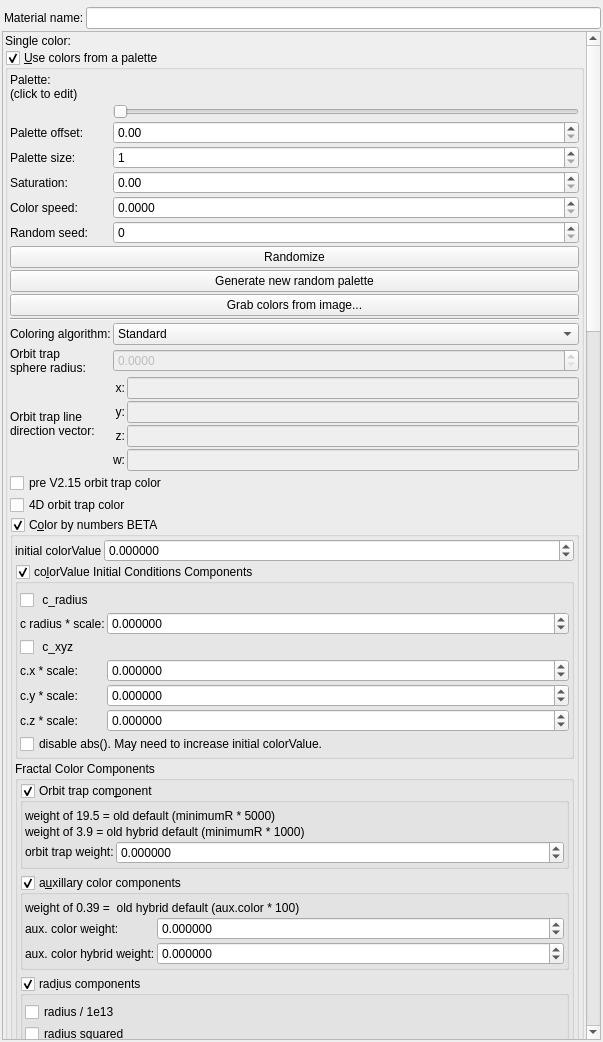
The window that mandelbulber2/qt/material_editor.ui (buddhi1980/mandelbulber2) describes before a commit, drawn with Qt 5.
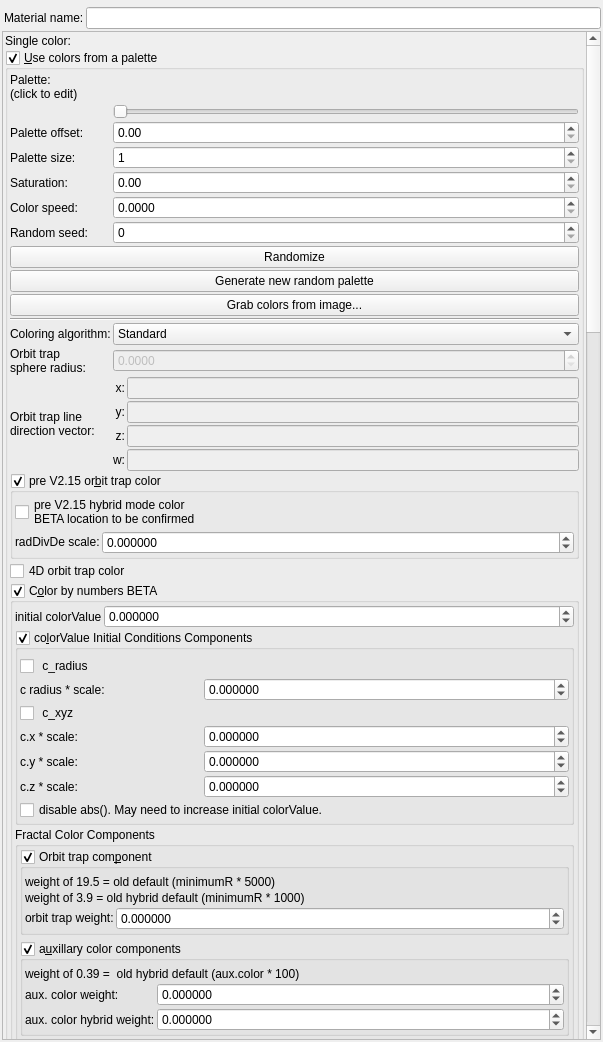
The same window after the commit. Icons and pictures are not drawn. Custom widgets are drawn as their Qt base class.

Commit message: backward compatibility spinbox added to prev215 hybrid color mode

Diff of the .ui file:
```diff
--- a/mandelbulber2/qt/material_editor.ui
+++ b/mandelbulber2/qt/material_editor.ui
@@ -81,9 +81,9 @@
       <property name="geometry">
        <rect>
         <x>0</x>
-        <y>-1552</y>
+        <y>-183</y>
         <width>583</width>
-        <height>3970</height>
+        <height>3954</height>
        </rect>
       </property>
       <layout class="QVBoxLayout" name="verticalLayout_2">
@@ -651,10 +651,89 @@
            </layout>
           </item>
           <item>
-           <widget class="MyCheckBox" name="checkBox_fractal_coloring_color_preV215_false">
+           <widget class="MyGroupBox" name="groupCheck_fractal_coloring_color_preV215_false">
+            <property name="toolTip">
+             <string>&lt;html&gt;&lt;head/&gt;&lt;body&gt;&lt;p&gt;Function produces an addition to the ColorValues based on its current value.&lt;/p&gt;&lt;/body&gt;&lt;/html&gt;</string>
+            </property>
+            <property name="title">
+             <string>pre V2.15 or&amp;bit trap color</string>
+            </property>
+            <property name="checkable">
+             <bool>true</bool>
+            </property>
+            <layout class="QVBoxLayout" name="verticalLayout_49" stretch="0,0">
+             <property name="spacing">
+              <number>2</number>
+             </property>
+             <property name="leftMargin">
+              <number>2</number>
+             </property>
+             <property name="topMargin">
+              <number>2</number>
+             </property>
+             <property name="rightMargin">
+              <number>2</number>
+             </property>
+             <property name="bottomMargin">
+              <number>2</number>
+             </property>
+             <item>
+              <widget class="MyCheckBox" name="checkBox_fractal_coloring_hybrid_color_preV215_false">
             <property name="text">
-             <string notr="true">pre V2.15 orbit trap color</string>
-            </property>
+                <string notr="true">pre V2.15 hybrid mode color 
+BETA location to be confirmed</string>
+               </property>
+              </widget>
+             </item>
+             <item>
+              <layout class="QGridLayout" name="gridLayout_32" columnstretch="0,1">
+               <property name="topMargin">
+                <number>0</number>
+               </property>
+               <item row="0" column="0">
+                <widget class="QLabel" name="label_88">
+                 <property name="font">
+                  <font>
+                   <weight>75</weight>
+                   <bold>true</bold>
+                  </font>
+                 </property>
+                 <property name="text">
+                  <string>&lt;html&gt;&lt;head/&gt;&lt;body&gt;&lt;p&gt;&lt;span style=&quot; font-weight:400;&quot;&gt;radDivDe scale:&lt;/span&gt;&lt;/p&gt;&lt;/body&gt;&lt;/html&gt;</string>
+                 </property>
+                </widget>
+               </item>
+               <item row="0" column="1">
+                <widget class="MyDoubleSpinBox" name="spinbox_fractal_coloring_rad_div_de_scale1">
+                 <property name="sizePolicy">
+                  <sizepolicy hsizetype="Minimum" vsizetype="Maximum">
+                   <horstretch>0</horstretch>
+                   <verstretch>0</verstretch>
+                  </sizepolicy>
+                 </property>
+                 <property name="prefix">
+                  <string/>
+                 </property>
+                 <property name="suffix">
+                  <string/>
+                 </property>
+                 <property name="decimals">
+                  <number>6</number>
+                 </property>
+                 <property name="minimum">
+                  <double>-9999.999900000000707</double>
+                 </property>
+                 <property name="maximum">
+                  <double>9999.999900000000707</double>
+                 </property>
+                 <property name="singleStep">
+                  <double>1.000000000000000</double>
+                 </property>
+                </widget>
+               </item>
+              </layout>
+             </item>
+            </layout>
            </widget>
           </item>
           <item>
@@ -758,38 +837,10 @@
                  <number>2</number>
                 </property>
                 <item>
-                 <layout class="QGridLayout" name="gridLayout_17" columnstretch="0,0,0,1">
+                 <layout class="QGridLayout" name="gridLayout_17" columnstretch="0,0,0,0">
                   <property name="spacing">
                    <number>2</number>
                   </property>
-                  <item row="1" column="2" colspan="2">
-                   <widget class="MyDoubleSpinBox" name="spinbox_fractal_coloring_ic_rad_weight">
-                    <property name="sizePolicy">
-                     <sizepolicy hsizetype="Minimum" vsizetype="Maximum">
-                      <horstretch>0</horstretch>
-                      <verstretch>0</verstretch>
-                     </sizepolicy>
-                    </property>
-                    <property name="prefix">
-                     <string/>
-                    </property>
-                    <property name="suffix">
-                     <string/>
-                    </property>
-                    <property name="decimals">
-                     <number>6</number>
-                    </property>
-                    <property name="minimum">
-                     <double>-9999.999900000000707</double>
-                    </property>
-                    <property name="maximum">
-                     <double>9999.999900000000707</double>
-                    </property>
-                    <property name="singleStep">
-                     <double>0.100000000000000</double>
-                    </property>
-                   </widget>
-                  </item>
                   <item row="0" column="1" colspan="3">
                    <widget class="MyCheckBox" name="checkBox_fractal_coloring_ic_rad_enabled_false">
                     <property name="text">
@@ -797,6 +848,13 @@
                     </property>
                    </widget>
                   </item>
+                  <item row="1" column="1">
+                   <widget class="QLabel" name="label_45">
+                    <property name="text">
+                     <string>c radius * scale:</string>
+                    </property>
+                   </widget>
+                  </item>
                   <item row="5" column="1">
                    <widget class="QLabel" name="label_46">
                     <property name="text">
@@ -811,8 +869,43 @@
                     </property>
                    </widget>
                   </item>
-                  <item row="4" column="2" colspan="2">
-                   <widget class="MyDoubleSpinBox" name="spinbox3_fractal_coloring_xyzC_111_y">
+                  <item row="4" column="1">
+                   <widget class="QLabel" name="label_44">
+                    <property name="text">
+                     <string>c.y * scale:</string>
+                    </property>
+                   </widget>
+                  </item>
+                  <item row="1" column="2" colspan="2">
+                   <widget class="MyDoubleSpinBox" name="spinbox_fractal_coloring_ic_rad_weight">
+                    <property name="sizePolicy">
+                     <sizepolicy hsizetype="Minimum" vsizetype="Maximum">
+                      <horstretch>0</horstretch>
+                      <verstretch>0</verstretch>
+                     </sizepolicy>
+                    </property>
+                    <property name="prefix">
+                     <string/>
+                    </property>
+                    <property name="suffix">
+                     <string/>
+                    </property>
+                    <property name="decimals">
+                     <number>6</number>
+                    </property>
+                    <property name="minimum">
+                     <double>-9999.999900000000707</double>
+                    </property>
+                    <property name="maximum">
+                     <double>9999.999900000000707</double>
+                    </property>
+                    <property name="singleStep">
+                     <double>0.100000000000000</double>
+                    </property>
+                   </widget>
+                  </item>
+                  <item row="5" column="2" colspan="2">
+                   <widget class="MyDoubleSpinBox" name="spinbox3_fractal_coloring_xyzC_111_z">
                     <property name="sizePolicy">
                      <sizepolicy hsizetype="Minimum" vsizetype="Maximum">
                       <horstretch>0</horstretch>
@@ -846,8 +939,8 @@
                     </property>
                    </widget>
                   </item>
-                  <item row="5" column="2" colspan="2">
-                   <widget class="MyDoubleSpinBox" name="spinbox3_fractal_coloring_xyzC_111_z">
+                  <item row="4" column="2" colspan="2">
+                   <widget class="MyDoubleSpinBox" name="spinbox3_fractal_coloring_xyzC_111_y">
                     <property name="sizePolicy">
                      <sizepolicy hsizetype="Minimum" vsizetype="Maximum">
                       <horstretch>0</horstretch>
@@ -874,20 +967,6 @@
                     </property>
                    </widget>
                   </item>
-                  <item row="1" column="1">
-                   <widget class="QLabel" name="label_45">
-                    <property name="text">
-                     <string>c radius * scale:</string>
-                    </property>
-                   </widget>
-                  </item>
-                  <item row="4" column="1">
-                   <widget class="QLabel" name="label_44">
-                    <property name="text">
-                     <string>c.y * scale:</string>
-                    </property>
-                   </widget>
-                  </item>
                   <item row="3" column="2" colspan="2">
                    <widget class="MyDoubleSpinBox" name="spinbox3_fractal_coloring_xyzC_111_x">
                     <property name="sizePolicy">
@@ -2347,94 +2426,6 @@
                   </item>
                  </layout>
                 </item>
-                <item>
-                 <widget class="MyGroupBox" name="groupCheck_fractal_coloring_hybrid_color_preV215_false">
-                  <property name="toolTip">
-                   <string>&lt;html&gt;&lt;head/&gt;&lt;body&gt;&lt;p&gt;Function produces an addition to the ColorValues based on its current value.&lt;/p&gt;&lt;/body&gt;&lt;/html&gt;</string>
-                  </property>
-                  <property name="title">
-                   <string>pre V2.15 H&amp;ybrid Mode Color</string>
-                  </property>
-                  <property name="checkable">
-                   <bool>true</bool>
-                  </property>
-                  <layout class="QVBoxLayout" name="verticalLayout_44" stretch="0">
-                   <property name="spacing">
-                    <number>2</number>
-                   </property>
-                   <property name="leftMargin">
-                    <number>2</number>
-                   </property>
-                   <property name="topMargin">
-                    <number>2</number>
-                   </property>
-                   <property name="rightMargin">
-                    <number>2</number>
-                   </property>
-                   <property name="bottomMargin">
-                    <number>2</number>
-                   </property>
-                   <item>
-                    <layout class="QGridLayout" name="gridLayout_27" columnstretch="0,1">
-                     <property name="topMargin">
-                      <number>0</number>
-                     </property>
-                     <item row="0" column="0">
-                      <widget class="QLabel" name="label_63">
-                       <property name="font">
-                        <font>
-                         <weight>75</weight>
-                         <bold>true</bold>
-                        </font>
-                       </property>
-                       <property name="text">
-                        <string>&lt;html&gt;&lt;head/&gt;&lt;body&gt;&lt;p&gt;&lt;span style=&quot; font-weight:400;&quot;&gt;radDivDe scale:&lt;/span&gt;&lt;/p&gt;&lt;/body&gt;&lt;/html&gt;</string>
-                       </property>
-                      </widget>
-                     </item>
-                     <item row="1" column="0">
-                      <widget class="MyCheckBox" name="checkBox_fractal_coloring_temp_limit_false">
-                       <property name="text">
-                        <string notr="true">temp testing</string>
-                       </property>
-                      </widget>
-                     </item>
-                     <item row="0" column="1">
-                      <widget class="MyDoubleSpinBox" name="spinbox_fractal_coloring_rad_div_de_scale">
-                       <property name="sizePolicy">
-                        <sizepolicy hsizetype="Minimum" vsizetype="Maximum">
-                         <horstretch>0</horstretch>
-                         <verstretch>0</verstretch>
-                        </sizepolicy>
-                       </property>
-                       <property name="toolTip">
-                        <string>&lt;html&gt;&lt;head/&gt;&lt;body&gt;&lt;p&gt;Limit of minimum colorValue (units are still 1.0 = 256 colorValue units).&lt;/p&gt;&lt;/body&gt;&lt;/html&gt;</string>
-                       </property>
-                       <property name="prefix">
-                        <string/>
-                       </property>
-                       <property name="suffix">
-                        <string/>
-                       </property>
-                       <property name="decimals">
-                        <number>6</number>
-                       </property>
-                       <property name="minimum">
-                        <double>0.000000000000000</double>
-                       </property>
-                       <property name="maximum">
-                        <double>2.000000000000000</double>
-                       </property>
-                       <property name="singleStep">
-                        <double>0.100000000000000</double>
-                       </property>
-                      </widget>
-                     </item>
-                    </layout>
-                   </item>
-                  </layout>
-                 </widget>
-                </item>
                </layout>
               </widget>
              </item>
```
Left out of the diff: 28 changed lines with no effect on the pictures. Lines whose indentation alone changed are shown as unchanged. The commit also changes 4 other files.
